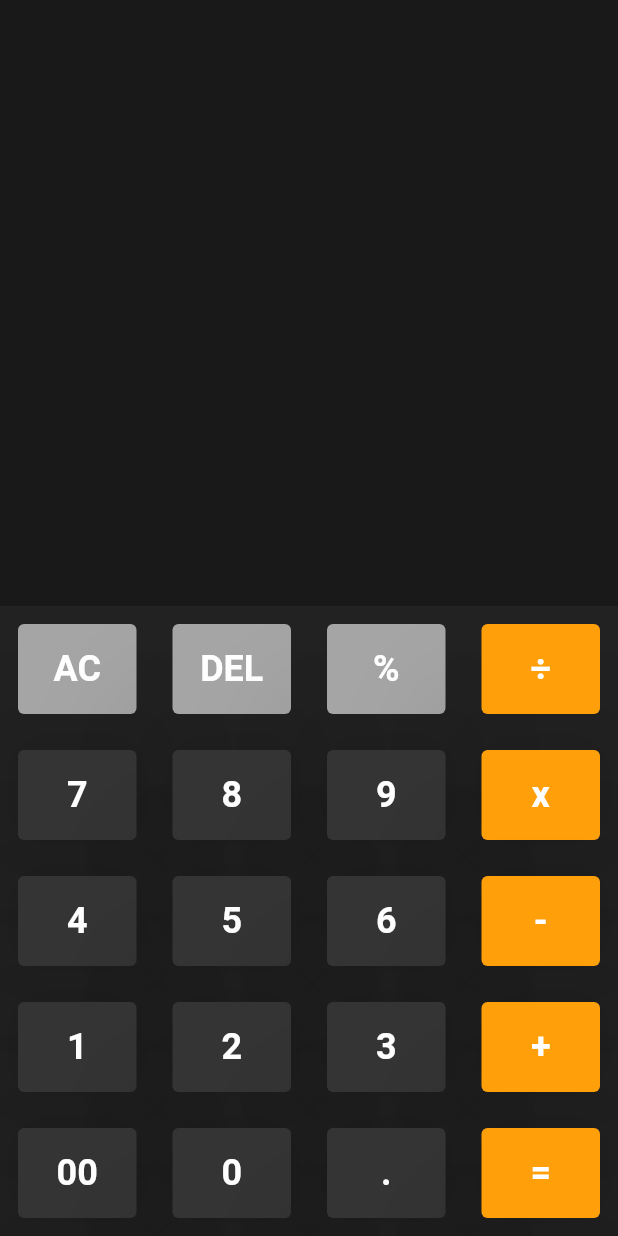
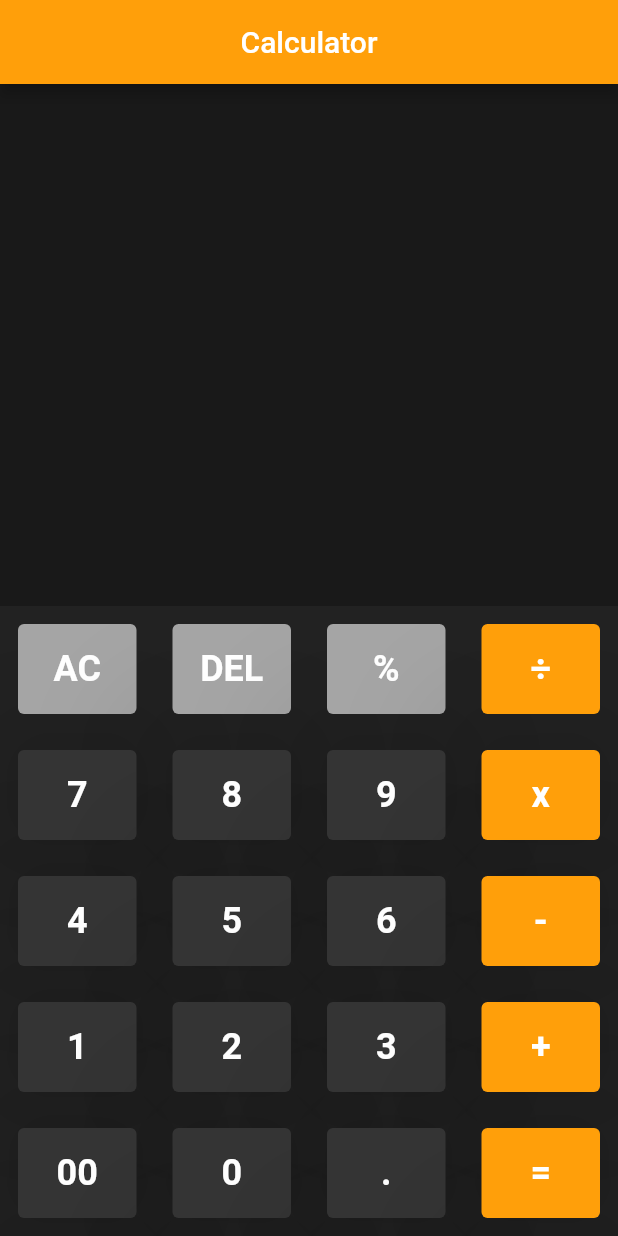
Before and after one commit to Yash782/Calculator-App, a Flutter app: the screen it shows after launch, after a tap on "AC", on a phone screen of 412 x 824 dp. Run offline on Flutter 3.47's test engine with Material 2 defaults, Android fonts, the phone set to English and light mode, and no system bars; our stand-ins replace math_expressions.

Commit message:
added app bar and style and animation to output

```diff
--- a/lib/main.dart
+++ b/lib/main.dart
@@ -21,6 +21,9 @@ class _CalculatorAppState extends State<CalculatorApp> {
   var output = '';
   var firstNum = '';
   var secondNum = '';
+  var hideInput = false;
+  double outputSize = 30;
+  var outputColor = Color(0xFFD9D9D9);
 
   onButtonCLick(value) {
     if (value == 'AC') {
@@ -50,9 +53,16 @@ class _CalculatorAppState extends State<CalculatorApp> {
         if (output.endsWith('.0')) {
           output = output.substring(0, output.length - 2);
         }
+        input = output;
+        hideInput = true;
+        outputSize = 50;
+        outputColor = const Color.fromARGB(255, 255, 255, 255);
       }
     } else {
       input = input + value;
+      hideInput = false;
+      outputSize = 40;
+      outputColor = const Color.fromARGB(255, 156, 152, 152);
     }
 
     setState(() {});
@@ -61,6 +71,14 @@ class _CalculatorAppState extends State<CalculatorApp> {
   @override
   Widget build(BuildContext context) {
     return Scaffold(
+      appBar: AppBar(
+        title: const Text(
+          "Calculator",
+          style: TextStyle(),
+        ),
+        backgroundColor: operatorColor,
+        centerTitle: true,
+      ),
       backgroundColor: Colors.black87,
       body: Column(
         children: [
@@ -74,12 +92,12 @@ class _CalculatorAppState extends State<CalculatorApp> {
                 crossAxisAlignment: CrossAxisAlignment.end,
                 children: [
                   Text(
-                    input,
+                    hideInput ? '' : input,
                     style: const TextStyle(fontSize: 40, color: Colors.white),
                   ),
                   Text(
                     output,
-                    style: const TextStyle(fontSize: 50, color: Colors.white),
+                    style: TextStyle(fontSize: outputSize, color: outputColor),
                   )
                 ],
               ),
```
